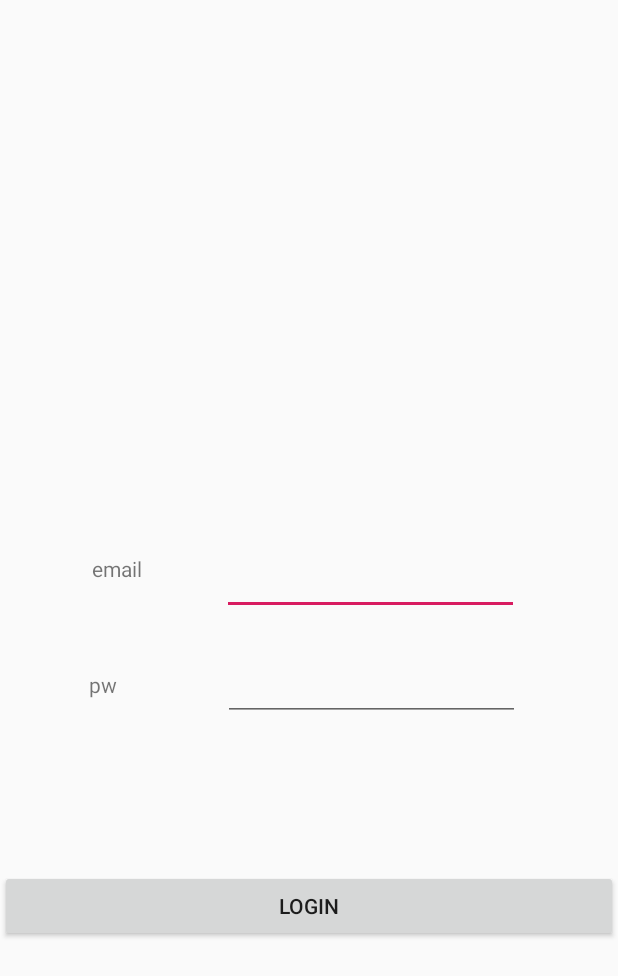
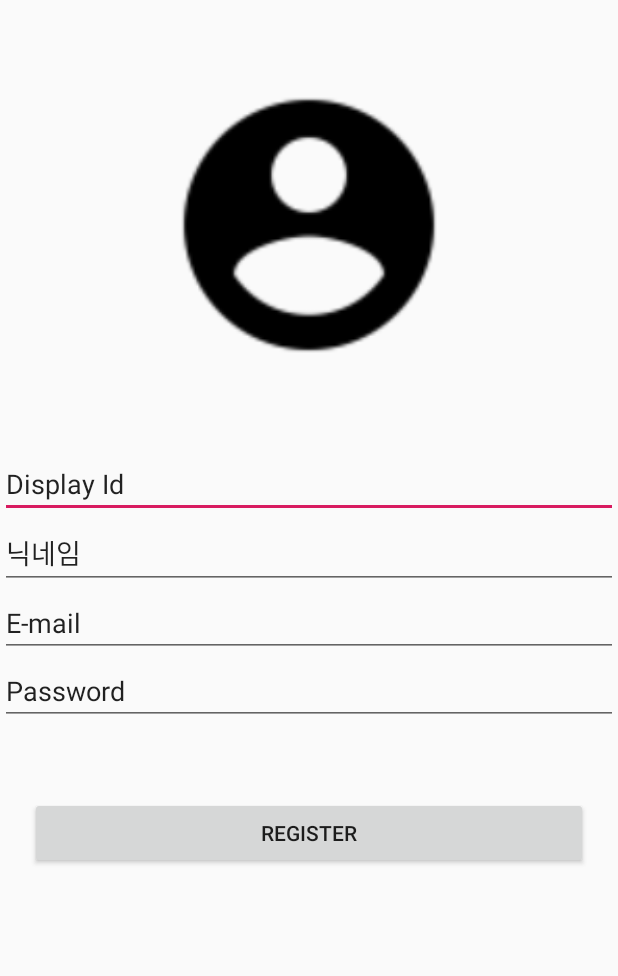
Before and after one commit to INSPJT/instagram_clone_aos_app, an Android app: the screen it shows after launch (LoginActivity before the commit, LoginRegisterActivity after it), on a phone screen of 412 x 824 dp. Shown: the top 976 px of the screen. Run offline under Robolectric (Android 15) with nearby library versions, the phone set to English and light mode, and no system bars.

Commit message:
retrofit was merged in InternetCommunication and register was created

```diff
--- a/InstagramClone/app/build.gradle
+++ b/InstagramClone/app/build.gradle
@@ -39,6 +39,7 @@ dependencies {
     implementation 'com.android.support:design:29.0.0'
     implementation 'com.squareup.retrofit2:retrofit:2.9.0'
     implementation 'com.google.code.gson:gson:2.8.6'
+    implementation 'com.squareup.retrofit2:converter-scalars:2.3.0'
     implementation 'com.squareup.retrofit2:converter-gson:2.6.0'
     implementation 'com.squareup.okhttp3:okhttp:4.9.0'
     implementation 'com.squareup.okhttp3:logging-interceptor:4.9.0'
--- a/InstagramClone/app/src/main/java/com/cookandroid/instagramclone/LoginService.kt
+++ b/InstagramClone/app/src/main/java/com/cookandroid/instagramclone/LoginService.kt
@@ -1,15 +1,70 @@
 package com.cookandroid.instagramclone
 
+import android.util.Log
+import android.widget.Toast
+import com.google.gson.GsonBuilder
+import okhttp3.OkHttpClient
+import okhttp3.logging.HttpLoggingInterceptor
 import retrofit2.Call
+import retrofit2.Retrofit
+import retrofit2.converter.gson.GsonConverterFactory
+import retrofit2.converter.scalars.ScalarsConverterFactory
 import retrofit2.http.*
+import java.util.concurrent.TimeUnit
 
 interface LoginService {
 
     @Headers("accept: application/json",
         "content-type: application/json")
-    //@FormUrlEncoded -> Body 쓸땐 이걸 쓰면 오류난다. -> Field쓸때만 쓰면 될듯
+//    @FormUrlEncoded //-> Body 쓸땐 이걸 쓰면 오류난다. -> Field쓸때만 쓰면 될듯
     @POST("/auth/signin") // url
     fun Login(
         @Body params : HashMap<String,String>
     ) : Call<User>
 }
+
+interface LoginRegister{
+    @Headers("accpet: text/plain",
+        "content-type: application/json")
+    @POST("/auth/signup")
+    fun Register(
+        @Body body: RegisterData
+    ) : Call<String>
+}
+
+object InternetCommunication {
+    private val url = "https://yurivon.ml" // 접속 url
+    private var retrofit: Retrofit? = null
+    private var retrofitScalar : Retrofit? = null
+    private var interceptor =  HttpLoggingInterceptor()
+    private val logger = OkHttpClient.Builder().addInterceptor(interceptor).readTimeout(20, TimeUnit.SECONDS) .writeTimeout( 20, TimeUnit.SECONDS ).build()
+
+    init {
+        Log.d("Init", "haha init")
+        var gson = GsonBuilder().setLenient().create()
+
+        interceptor.level = HttpLoggingInterceptor.Level.BODY
+        retrofit = Retrofit.Builder().baseUrl(url).addConverterFactory(GsonConverterFactory.create(gson)).client(logger).build()
+        retrofitScalar = Retrofit.Builder().baseUrl(url).addConverterFactory(ScalarsConverterFactory.create()).addConverterFactory(GsonConverterFactory.create()).client(logger).build()
+    }
+
+    fun makeRetrofitInfo() {
+        if(retrofit == null) return
+        retrofit = Retrofit.Builder().baseUrl(url).addConverterFactory(GsonConverterFactory.create()).client(logger).build()
+    }
+
+    fun makeRetrofitScalar() {
+        if(retrofitScalar == null) return
+        retrofitScalar = Retrofit.Builder().baseUrl(url).addConverterFactory(ScalarsConverterFactory.create()).client(logger).build()
+    }
+
+    fun getRetrofitGson(): Retrofit {
+        if(retrofit == null) makeRetrofitInfo()
+        return retrofit!!
+    }
+
+    fun getRetrofitString(): Retrofit {
+        if(retrofitScalar == null) makeRetrofitScalar()
+        return retrofitScalar!!
+    }
+}
--- a/InstagramClone/app/src/main/java/com/cookandroid/instagramclone/MainActivity.kt
+++ b/InstagramClone/app/src/main/java/com/cookandroid/instagramclone/MainActivity.kt
@@ -8,8 +8,6 @@ class MainActivity : AppCompatActivity() {
 
     override fun onCreate(savedInstanceState: Bundle?) {
         super.onCreate(savedInstanceState)
-        //setContentView(R.layout.activity_add_photo)
-        //setContentView(R.layout.post_explanation)
 
         setContentView(R.layout.posting)
 
--- /dev/null
+++ b/InstagramClone/app/src/main/res/layout/activity_login_register.xml
@@ -0,0 +1,18 @@
+<?xml version="1.0" encoding="utf-8"?>
+<RelativeLayout xmlns:android="http://schemas.android.com/apk/res/android"
+    xmlns:app="http://schemas.android.com/apk/res-auto"
+    xmlns:tools="http://schemas.android.com/tools"
+    android:layout_width="match_parent"
+    android:layout_height="match_parent"
+    tools:context=".LoginRegisterActivity">
+    <ImageView android:layout_width="match_parent" android:layout_height="200dp" android:layout_marginLeft="20dp" android:layout_marginRight="20dp" android:layout_marginBottom="20dp" android:src="@drawable/ic_account" android:layout_marginTop="50dp" android:id="@+id/register_profile"/>
+    <LinearLayout android:layout_width="match_parent" android:layout_height="wrap_content" android:orientation="vertical" android:layout_centerHorizontal="true" android:layout_below="@id/register_profile" android:layout_marginTop="30dp">
+        <EditText android:layout_width="match_parent" android:layout_height="wrap_content" android:text="@string/register_display_id" android:id="@+id/display_id"/>
+        <EditText android:layout_width="match_parent" android:layout_height="wrap_content" android:text="@string/register_nickname" android:id = "@+id/nickname"/>
+        <EditText android:layout_width="match_parent" android:layout_height="wrap_content" android:text="@string/register_email" android:id = "@+id/email"/>
+        <EditText android:layout_width="match_parent" android:layout_height="wrap_content" android:text="@string/register_password" android:id="@+id/password"/>
+        <Button android:layout_width="match_parent" android:layout_height="wrap_content" android:layout_marginTop="48dp" android:layout_marginLeft="20dp" android:layout_marginRight="20dp" android:text="register" android:id="@+id/register_btn"/>
+    </LinearLayout>
+
+
+</RelativeLayout>
--- a/InstagramClone/app/src/main/res/values/strings.xml
+++ b/InstagramClone/app/src/main/res/values/strings.xml
@@ -1,4 +1,8 @@
 <resources>
     <string name="app_name">InstagramClone</string>
     <string name="add_photo_explain">문구 입력...</string>
+    <string name="register_email">E-mail</string>
+    <string name="register_password">Password</string>
+    <string name="register_display_id">Display Id</string>
+    <string name="register_nickname">닉네임</string>
 </resources>
```
Also changed, not shown: InstagramClone/app/src/main/AndroidManifest.xml (+14 -12 lines), InstagramClone/app/src/main/java/com/cookandroid/instagramclone/LoginActivity.kt (+47 -33 lines), InstagramClone/app/src/main/java/com/cookandroid/instagramclone/LoginRegister.kt (added, +101 -0 lines), InstagramClone/app/src/main/java/com/cookandroid/instagramclone/RegisterData.kt (added, +29 -0 lines), InstagramClone/app/src/main/res/layout/activity_login.xml (+7 -1 lines).
